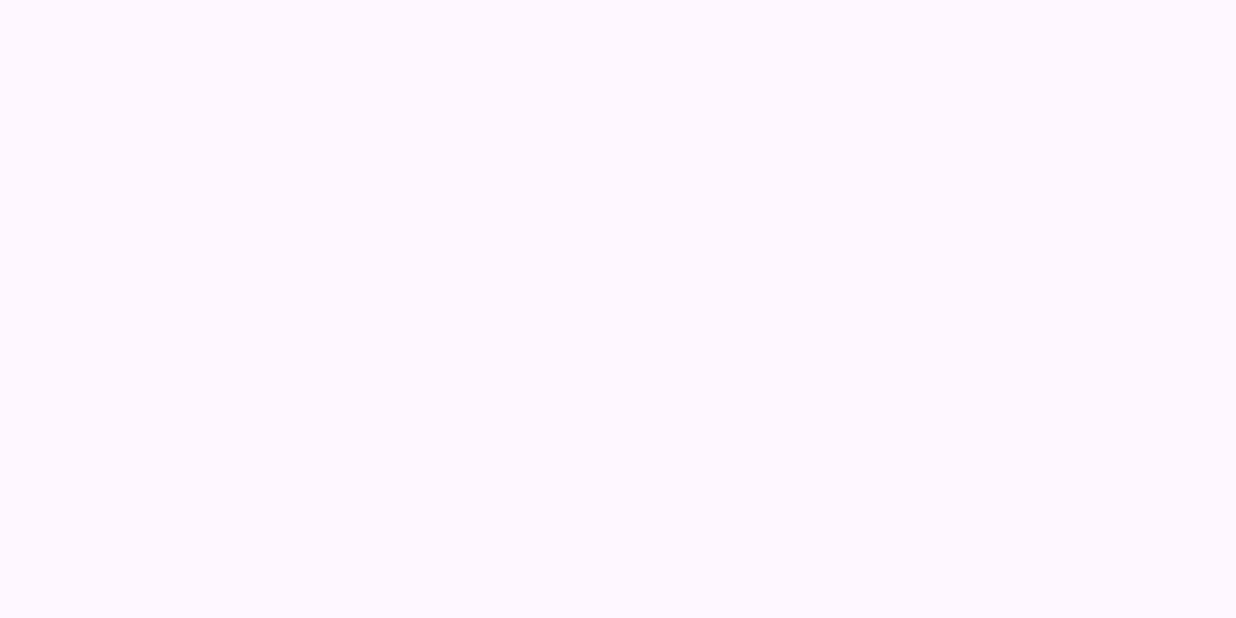
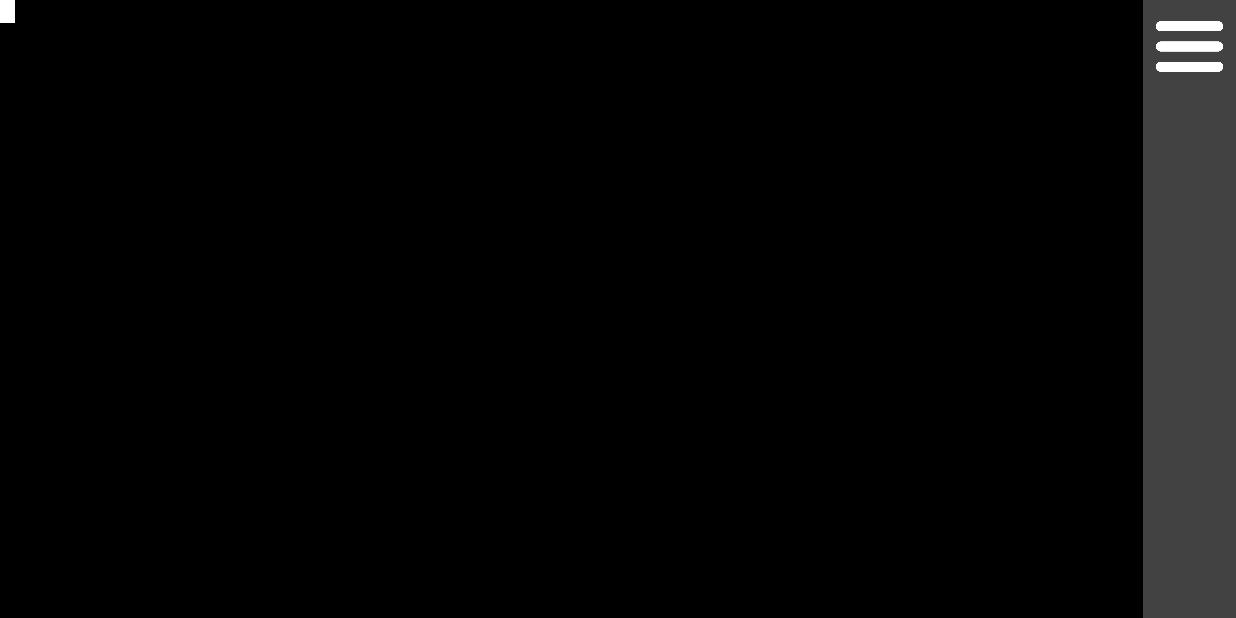
Before and after one commit to RehanShanavas/Graphics-Tablet-Emulator, an Android app: the screen it shows after launch (MainActivity), on a phone screen of 824 x 412 dp (held sideways). Before the commit the screen is empty. Run offline under Robolectric (Android 15) with nearby library versions, the phone set to English and light mode, and no system bars.

Commit message:
Added Menubar in Android App

```diff
--- a/AndroidApplication/GraphicTabletEmu/app/src/main/java/com/example/graphictabletemu/MainActivity.kt
+++ b/AndroidApplication/GraphicTabletEmu/app/src/main/java/com/example/graphictabletemu/MainActivity.kt
@@ -3,11 +3,20 @@ package com.example.graphictabletemu
 import android.os.*
 import android.util.Log
 import android.view.MotionEvent
+import android.view.View
+import android.widget.FrameLayout
+import android.widget.ImageButton
 import androidx.appcompat.app.AppCompatActivity
+import androidx.constraintlayout.widget.ConstraintLayout
 import java.io.OutputStream
 import java.net.Socket
 
 class MainActivity : AppCompatActivity() {
+
+    private lateinit var calibrationFrame: FrameLayout
+    private lateinit var burgerButton: ImageButton
+    private lateinit var burgerConstraintLayout : ConstraintLayout
+    private lateinit var calibrateButton: ImageButton
 
     private val IP_ADDRESS = "127.0.0.1"
     private val ANDROID_PORT = 7000
@@ -18,9 +27,43 @@ class MainActivity : AppCompatActivity() {
     private lateinit var socketWriterThread: HandlerThread
     private lateinit var writerHandler: Handler
 
+    private var calibrationMode: Boolean = false
+    private var lastX1: Int = 0
+    private var lastY1: Int = 0
+    private var lastX2: Int = 0
+    private var lastY2: Int = 0
+
+    fun initializeUIBehaviour(){
+        burgerConstraintLayout.visibility = View.GONE
+        var visible = false
+        burgerButton.setOnClickListener{
+            Log.d("MainActivity", "Burger button clicked!")
+            burgerConstraintLayout.visibility = View.VISIBLE
+            if (!visible) {
+                burgerConstraintLayout.visibility = View.VISIBLE
+                visible = true
+            } else {
+                burgerConstraintLayout.visibility = View.GONE
+                visible = false
+            }
+        }
+
+        var calibrationMode = false
+        calibrateButton.setOnClickListener{
+            calibrationMode = !calibrationMode
+        }
+    }
+
     override fun onCreate(savedInstanceState: Bundle?) {
         super.onCreate(savedInstanceState)
-        setContentView(android.R.layout.simple_list_item_1)
+        setContentView(R.layout.activity_main)
+
+        // Initialize UI elements
+        burgerButton = findViewById(R.id.btn_burger)
+        burgerConstraintLayout = findViewById(R.id.cl_burger)
+        calibrationFrame = findViewById(R.id.frame_calibration)
+        calibrateButton = findViewById(R.id.btn_calibrate)
+        initializeUIBehaviour()
 
         // Start socket writer thread
         socketWriterThread = HandlerThread("SocketWriter")
@@ -55,6 +98,8 @@ class MainActivity : AppCompatActivity() {
             val x = event.x
             val y = event.y
             val pressure = event.pressure
+
+            Log.d("TOUCH_EVENT", "x: $x, y: $y, pressure: $pressure")
 
             val axisTilt = event.getAxisValue(MotionEvent.AXIS_TILT)
             val orientation = event.orientation
@@ -102,4 +147,5 @@ class MainActivity : AppCompatActivity() {
         socketWriterThread.quitSafely()
         socket?.close()
     }
+
 }
--- a/AndroidApplication/GraphicTabletEmu/app/src/main/res/layout/activity_main.xml
+++ b/AndroidApplication/GraphicTabletEmu/app/src/main/res/layout/activity_main.xml
@@ -5,15 +5,100 @@
     android:id="@+id/main"
     android:layout_width="match_parent"
     android:layout_height="match_parent"
+    android:background="@color/black"
     tools:context=".MainActivity">
 
-    <TextView
-        android:layout_width="wrap_content"
-        android:layout_height="wrap_content"
-        android:text="Hello World!"
-        app:layout_constraintBottom_toBottomOf="parent"
-        app:layout_constraintEnd_toEndOf="parent"
-        app:layout_constraintStart_toStartOf="parent"
-        app:layout_constraintTop_toTopOf="parent" />
+<!--    white frame covers half the screen-->
+    <LinearLayout
+        android:layout_width="match_parent"
+        android:layout_height="match_parent"
+        android:id="@+id/main_frame"
+        android:orientation="horizontal">
+
+        <FrameLayout
+            android:layout_width="0dp"
+            android:layout_height="match_parent"
+            android:background="@color/black"
+            android:layout_weight=".925">
+
+            <FrameLayout
+                android:id="@+id/frame_calibration"
+                android:layout_width="10dp"
+                android:layout_height="15dp"
+                android:background="@color/white"/>
+
+        </FrameLayout>
+
+        <FrameLayout
+            android:layout_width="0dp"
+            android:layout_height="match_parent"
+            android:background="@color/cardview_dark_background"
+            android:layout_weight=".075">
+
+            <androidx.constraintlayout.widget.ConstraintLayout
+                android:layout_width="match_parent"
+                android:layout_height="match_parent">
+                <ImageButton
+                    android:id="@+id/btn_burger"
+                    android:layout_width="0dp"
+                    android:layout_height="0dp"
+                    android:background="@android:color/transparent"
+                    android:contentDescription="@string/todo"
+                    android:src="@drawable/burger"
+                    android:scaleType="centerCrop"
+                    android:padding="4dp"
+                    app:layout_constraintDimensionRatio="H,1:1"
+                    app:layout_constraintEnd_toEndOf="parent"
+                    app:layout_constraintStart_toStartOf="parent"
+                    app:layout_constraintTop_toTopOf="parent">
+                </ImageButton>
+
+                <androidx.constraintlayout.widget.ConstraintLayout
+                    android:id="@+id/cl_burger"
+                    android:layout_width="match_parent"
+                    android:layout_height="0dp"
+                    app:layout_constraintEnd_toEndOf="parent"
+                    app:layout_constraintStart_toStartOf="parent"
+                    app:layout_constraintTop_toBottomOf="@id/btn_burger">
+
+                    <ImageButton
+                        android:id="@+id/btn_settings"
+                        android:layout_width="0dp"
+                        android:layout_height="0dp"
+                        android:background="@android:color/transparent"
+                        android:contentDescription="@string/todo"
+                        android:src="@drawable/settings"
+                        android:scaleType="centerCrop"
+                        android:padding="10dp"
+                        app:layout_constraintDimensionRatio="H,1:1"
+                        app:layout_constraintEnd_toEndOf="parent"
+                        app:layout_constraintStart_toStartOf="parent"
+                        app:layout_constraintTop_toTopOf="parent">
+                    </ImageButton>
+
+                    <ImageButton
+                        android:id="@+id/btn_calibrate"
+                        android:layout_width="0dp"
+                        android:layout_height="0dp"
+                        android:background="@android:color/transparent"
+                        android:src="@drawable/recalibrate"
+                        android:scaleType="centerCrop"
+                        android:padding="8dp"
+                        app:layout_constraintDimensionRatio="H,1:1"
+                        app:layout_constraintEnd_toEndOf="parent"
+                        app:layout_constraintStart_toStartOf="parent"
+                        app:layout_constraintTop_toBottomOf="@id/btn_settings">
+                    </ImageButton>
+
+                </androidx.constraintlayout.widget.ConstraintLayout>
+
+
+
+            </androidx.constraintlayout.widget.ConstraintLayout>
+
+
+        </FrameLayout>
+
+    </LinearLayout>
 
 </androidx.constraintlayout.widget.ConstraintLayout>
--- a/AndroidApplication/GraphicTabletEmu/app/src/main/res/values/strings.xml
+++ b/AndroidApplication/GraphicTabletEmu/app/src/main/res/values/strings.xml
@@ -1,3 +1,4 @@
 <resources>
     <string name="app_name">GraphicTabletEmu</string>
+    <string name="todo">TODO</string>
 </resources>
```
Also changed, not shown: AndroidApplication/GraphicTabletEmu/app/src/main/res/drawable/burger.png (added), AndroidApplication/GraphicTabletEmu/app/src/main/res/drawable/recalibrate.png (added), AndroidApplication/GraphicTabletEmu/app/src/main/res/drawable/settings.png (added).
